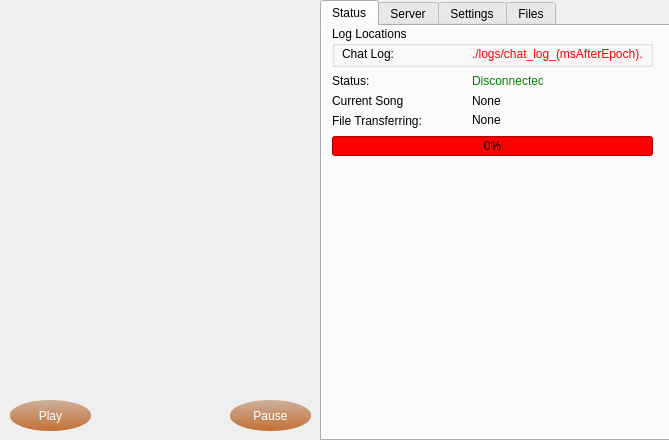
First picture: the form in mainwindow.ui, repository warren80/comaudio, before the edit.
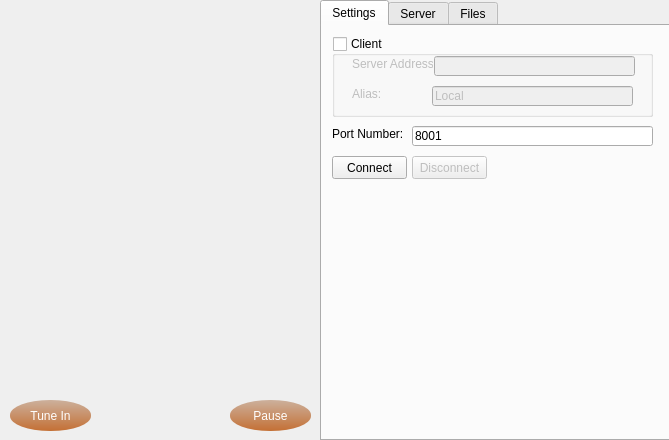
Second picture: the form after the edit. The open tabs and pages were chosen to show the change. Icons and pictures are not drawn.

Patch:
```diff
--- a/mainwindow.ui
+++ b/mainwindow.ui
@@ -66,199 +66,11 @@
      <enum>QTabWidget::Rounded</enum>
     </property>
     <property name="currentIndex">
-     <number>3</number>
+     <number>0</number>
     </property>
     <property name="elideMode">
      <enum>Qt::ElideNone</enum>
     </property>
-    <widget class="QWidget" name="statusTab">
-     <attribute name="title">
-      <string>Status</string>
-     </attribute>
-     <widget class="QLabel" name="statusLabel">
-      <property name="geometry">
-       <rect>
-        <x>10</x>
-        <y>47</y>
-        <width>41</width>
-        <height>16</height>
-       </rect>
-      </property>
-      <property name="text">
-       <string>Status:</string>
-      </property>
-     </widget>
-     <widget class="QLabel" name="statusText">
-      <property name="geometry">
-       <rect>
-        <x>150</x>
-        <y>47</y>
-        <width>71</width>
-        <height>16</height>
-       </rect>
-      </property>
-      <property name="styleSheet">
-       <string notr="true">color: green;</string>
-      </property>
-      <property name="text">
-       <string>Disconnected</string>
-      </property>
-     </widget>
-     <widget class="QLabel" name="songLabel">
-      <property name="geometry">
-       <rect>
-        <x>10</x>
-        <y>67</y>
-        <width>71</width>
-        <height>16</height>
-       </rect>
-      </property>
-      <property name="text">
-       <string>Current Song:</string>
-      </property>
-     </widget>
-     <widget class="QLabel" name="songText">
-      <property name="geometry">
-       <rect>
-        <x>150</x>
-        <y>67</y>
-        <width>51</width>
-        <height>16</height>
-       </rect>
-      </property>
-      <property name="text">
-       <string>None</string>
-      </property>
-     </widget>
-     <widget class="QGroupBox" name="logBox">
-      <property name="geometry">
-       <rect>
-        <x>10</x>
-        <y>0</y>
-        <width>321</width>
-        <height>41</height>
-       </rect>
-      </property>
-      <property name="title">
-       <string>Log Locations</string>
-      </property>
-      <widget class="QLabel" name="chatLogLabel">
-       <property name="geometry">
-        <rect>
-         <x>10</x>
-         <y>20</y>
-         <width>51</width>
-         <height>16</height>
-        </rect>
-       </property>
-       <property name="text">
-        <string>Chat Log:</string>
-       </property>
-      </widget>
-      <widget class="QLabel" name="chatLogText">
-       <property name="geometry">
-        <rect>
-         <x>140</x>
-         <y>20</y>
-         <width>171</width>
-         <height>16</height>
-        </rect>
-       </property>
-       <property name="styleSheet">
-        <string notr="true">color: red;</string>
-       </property>
-       <property name="text">
-        <string>./logs/chat_log_(msAfterEpoch).log</string>
-       </property>
-      </widget>
-     </widget>
-     <widget class="QLabel" name="fileTransferLabel">
-      <property name="geometry">
-       <rect>
-        <x>10</x>
-        <y>87</y>
-        <width>91</width>
-        <height>16</height>
-       </rect>
-      </property>
-      <property name="text">
-       <string>File Transferring:</string>
-      </property>
-     </widget>
-     <widget class="QLabel" name="fileTransferText">
-      <property name="geometry">
-       <rect>
-        <x>150</x>
-        <y>87</y>
-        <width>46</width>
-        <height>13</height>
-       </rect>
-      </property>
-      <property name="text">
-       <string>None</string>
-      </property>
-     </widget>
-     <widget class="QProgressBar" name="transferProgress">
-      <property name="geometry">
-       <rect>
-        <x>10</x>
-        <y>110</y>
-        <width>321</width>
-        <height>20</height>
-       </rect>
-      </property>
-      <property name="styleSheet">
-       <string notr="true">background-color: red;</string>
-      </property>
-      <property name="value">
-       <number>0</number>
-      </property>
-     </widget>
-    </widget>
-    <widget class="QWidget" name="serverTab">
-     <property name="enabled">
-      <bool>false</bool>
-     </property>
-     <attribute name="title">
-      <string>Server</string>
-     </attribute>
-     <widget class="QListWidget" name="songList">
-      <property name="geometry">
-       <rect>
-        <x>10</x>
-        <y>30</y>
-        <width>321</width>
-        <height>341</height>
-       </rect>
-      </property>
-     </widget>
-     <widget class="QPushButton" name="broadcastButton">
-      <property name="geometry">
-       <rect>
-        <x>10</x>
-        <y>380</y>
-        <width>75</width>
-        <height>23</height>
-       </rect>
-      </property>
-      <property name="text">
-       <string>Broadcast</string>
-      </property>
-     </widget>
-     <widget class="QLabel" name="asvailSongsLabel">
-      <property name="geometry">
-       <rect>
-        <x>10</x>
-        <y>10</y>
-        <width>81</width>
-        <height>16</height>
-       </rect>
-      </property>
-      <property name="text">
-       <string>Available Songs:</string>
-      </property>
-     </widget>
-    </widget>
     <widget class="QWidget" name="settingsTab">
      <attribute name="title">
       <string>Settings</string>
@@ -266,8 +78,8 @@
      <widget class="QPushButton" name="connectButton">
       <property name="geometry">
        <rect>
-        <x>20</x>
-        <y>160</y>
+        <x>10</x>
+        <y>130</y>
         <width>75</width>
         <height>23</height>
        </rect>
@@ -285,7 +97,7 @@
         <x>10</x>
         <y>10</y>
         <width>321</width>
-        <height>111</height>
+        <height>81</height>
        </rect>
       </property>
       <property name="title">
@@ -346,25 +158,12 @@
         <string>Alias:</string>
        </property>
       </widget>
-      <widget class="QCheckBox" name="logChatBox">
-       <property name="geometry">
-        <rect>
-         <x>20</x>
-         <y>80</y>
-         <width>70</width>
-         <height>17</height>
-        </rect>
-       </property>
-       <property name="text">
-        <string>Log Chat</string>
-       </property>
-      </widget>
      </widget>
      <widget class="QLineEdit" name="portBox">
       <property name="geometry">
        <rect>
         <x>90</x>
-        <y>130</y>
+        <y>100</y>
         <width>241</width>
         <height>20</height>
        </rect>
@@ -377,7 +176,7 @@
       <property name="geometry">
        <rect>
         <x>10</x>
-        <y>130</y>
+        <y>100</y>
         <width>71</width>
         <height>16</height>
        </rect>
@@ -392,8 +191,8 @@
       </property>
       <property name="geometry">
        <rect>
-        <x>100</x>
-        <y>160</y>
+        <x>90</x>
+        <y>130</y>
         <width>75</width>
         <height>23</height>
        </rect>
@@ -406,6 +205,76 @@
       </property>
      </widget>
     </widget>
+    <widget class="QWidget" name="serverTab">
+     <property name="enabled">
+      <bool>false</bool>
+     </property>
+     <attribute name="title">
+      <string>Server</string>
+     </attribute>
+     <widget class="QListWidget" name="songList">
+      <property name="geometry">
+       <rect>
+        <x>10</x>
+        <y>30</y>
+        <width>321</width>
+        <height>341</height>
+       </rect>
+      </property>
+     </widget>
+     <widget class="QPushButton" name="broadcastButton">
+      <property name="geometry">
+       <rect>
+        <x>10</x>
+        <y>380</y>
+        <width>75</width>
+        <height>23</height>
+       </rect>
+      </property>
+      <property name="text">
+       <string>Broadcast</string>
+      </property>
+     </widget>
+     <widget class="QLabel" name="curSongLabel">
+      <property name="geometry">
+       <rect>
+        <x>10</x>
+        <y>10</y>
+        <width>71</width>
+        <height>16</height>
+       </rect>
+      </property>
+      <property name="text">
+       <string>Current Song:</string>
+      </property>
+     </widget>
+     <widget class="QPushButton" name="refreshSongs">
+      <property name="geometry">
+       <rect>
+        <x>90</x>
+        <y>380</y>
+        <width>75</width>
+        <height>23</height>
+       </rect>
+      </property>
+      <property name="text">
+       <string>Refresh</string>
+      </property>
+     </widget>
+     <widget class="QLabel" name="currentSong">
+      <property name="geometry">
+       <rect>
+        <x>80</x>
+        <y>10</y>
+        <width>261</width>
+        <height>16</height>
+       </rect>
+      </property>
+      <property name="text">
+       <string>None</string>
+      </property>
+     </widget>
+    </widget>
     <widget class="QWidget" name="fileTab">
      <property name="enabled">
       <bool>false</bool>
@@ -561,7 +430,7 @@
 color: white;</string>
     </property>
     <property name="text">
-     <string>Play</string>
+     <string>Tune In</string>
     </property>
     <property name="checkable">
      <bool>false</bool>
```
